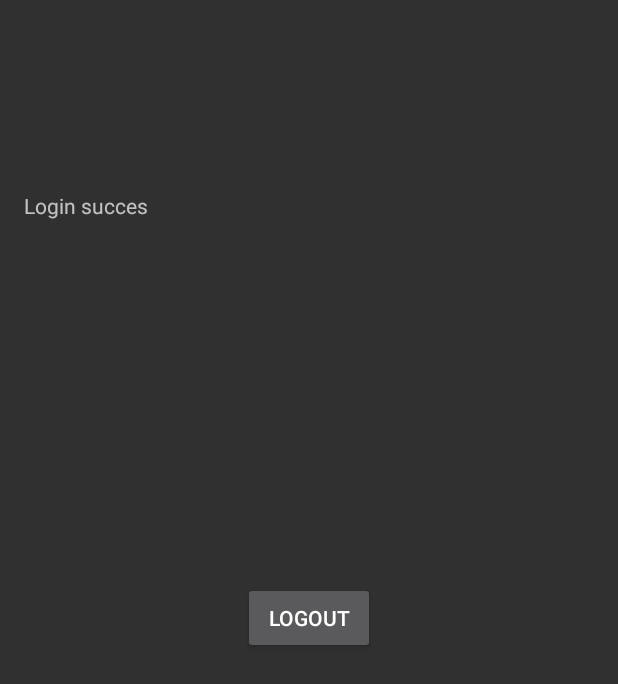
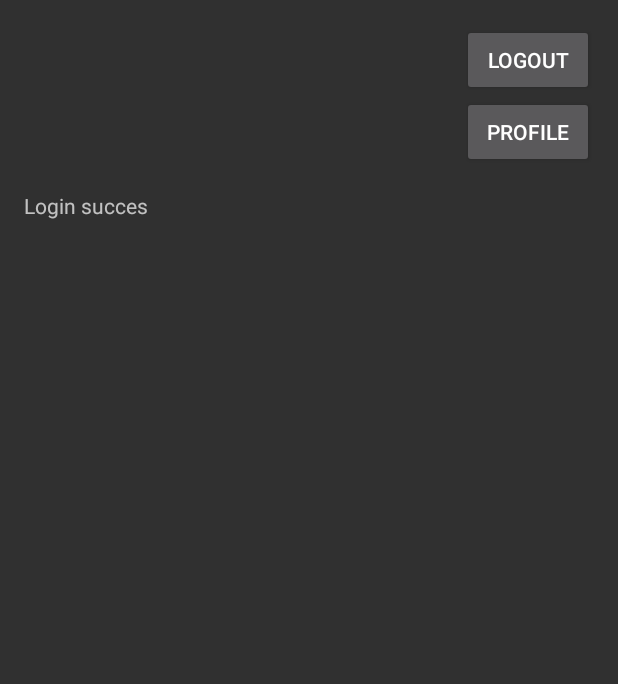
Before and after one commit to Miyagee/LiveNow, an Android app: the MainActivity screen opened directly, with no data from a screen before it, on a phone screen of 412 x 824 dp. Shown: the top 684 px of the screen. Run offline under Robolectric (Android 15) with nearby library versions, the phone set to English and light mode, and no system bars; libraries missing offline, so code that uses them is left out: com.firebase.client; 5 statements that could not run were skipped.

Commit message:
Remov login screen from back stack and have test data on main activity page loading

```diff
--- a/app/src/main/AndroidManifest.xml
+++ b/app/src/main/AndroidManifest.xml
@@ -12,7 +12,8 @@
         android:theme="@style/AppTheme">
         <activity android:name=".RegisterLogin"
             android:configChanges="orientation"
-            android:screenOrientation="portrait">
+            android:screenOrientation="portrait"
+            android:noHistory="true">
             <intent-filter>
                 <action android:name="android.intent.action.MAIN" />
 
--- a/app/src/main/java/com/now/live/livenow/LoginFragment.java
+++ b/app/src/main/java/com/now/live/livenow/LoginFragment.java
@@ -68,7 +68,7 @@ public class LoginFragment extends Fragment {
                              Bundle savedInstanceState) {
 
 
-        View view =getActivity().getLayoutInflater().inflate(R.layout.fragment_login,null);
+        View view = getActivity().getLayoutInflater().inflate(R.layout.fragment_login,null);
 
 
         loginEmailField = (EditText) view.findViewById(R.id.login_email);
--- a/app/src/main/java/com/now/live/livenow/MainActivity.java
+++ b/app/src/main/java/com/now/live/livenow/MainActivity.java
@@ -1,15 +1,12 @@
 package com.now.live.livenow;
 
 import android.content.Intent;
-import android.nfc.Tag;
+import android.net.Uri;
 import android.os.Bundle;
-import android.support.design.widget.FloatingActionButton;
-import android.support.design.widget.Snackbar;
 import android.support.v7.app.AppCompatActivity;
-import android.support.v7.widget.Toolbar;
 import android.util.Log;
 import android.view.View;
-import android.widget.EditText;
+import android.widget.RelativeLayout;
 import android.widget.TextView;
 
 import com.firebase.client.DataSnapshot;
@@ -17,15 +14,30 @@ import com.firebase.client.Firebase;
 import com.firebase.client.FirebaseError;
 import com.firebase.client.ValueEventListener;
 
-public class MainActivity extends AppCompatActivity {
+import java.util.Date;
+
+public class MainActivity extends AppCompatActivity implements ProfileFragment.OnFragmentInteractionListener{
 
     private static final String TAG = "Now";
 
     Firebase ref;
     Firebase userRef;
     private TextView testText;
+
+    //User info fields
     //private String userUid;
-    private String userNameString;
+    private String nameUser;
+    private String pictureUser;
+    private String genderUser;
+    private String descriptionUser;
+    private Date birthDateUser;
+    private int distanceUser;
+
+    //Layout
+    private RelativeLayout mainPage;
+
+    //Fragment
+    private ProfileFragment profileFragment;
 
     @Override
     protected void onCreate(Bundle savedInstanceState) {
@@ -40,19 +52,42 @@ public class MainActivity extends AppCompatActivity {
 
         testText = (TextView) findViewById(R.id.test_db_get_data);
 
-        getName();
+        mainPage = (RelativeLayout) findViewById(R.id.mainPage);
+
+        getUserData();
+
+
+        //Checks for fragment alive
+        if (findViewById(R.id.fragment_container_main) != null) {
+
+            // However, if we're being restored from a previous state,
+            // then we don't need to do anything and should return or else
+            // we could end up with overlapping fragments.
+            if (savedInstanceState != null) {
+                return;
+            }
+        }
 
     }
 
-    public void getName(){
+    public void getUserData(){
 
         userRef.addValueEventListener(new ValueEventListener() {
             @Override
             public void onDataChange(DataSnapshot snapshot) {
-                User user =  snapshot.getValue(User.class);
-                userNameString = user.getName();
+                User user = snapshot.getValue(User.class);
+                nameUser = user.getName();
+                pictureUser = user.getPicture();
+                genderUser = user.getGender();
+                descriptionUser = user.getDescription();
+                birthDateUser = user.getBirthDate();
+                distanceUser = user.getDiscoverRange();
+
+
+                //Test
                 setTestText();
             }
+
             @Override
             public void onCancelled(FirebaseError firebaseError) {
                 System.out.println("The read failed: " + firebaseError.getMessage());
@@ -61,8 +96,9 @@ public class MainActivity extends AppCompatActivity {
 
     }
 
+    //test function
     public void setTestText(){
-        testText.setText(userNameString);
+        testText.setText(nameUser + "\n" + pictureUser + "\n" + genderUser + "\n" + descriptionUser + "\n" + birthDateUser + "\n" + distanceUser);
     }
 
     //Log out button
@@ -73,5 +109,39 @@ public class MainActivity extends AppCompatActivity {
     }
 
 
+    @Override
+    public void onFragmentInteraction(Uri uri) {
+
+    }
+
+    public void profileTest(View view){
+        // Check that the activity is using the layout version with
+        // the fragment_container FrameLayout
+        if (findViewById(R.id.fragment_container_main) != null) {
+            hideMain();
+            // Create a new Fragment to be placed in the activity layout
+            profileFragment = new ProfileFragment();
+
+            // In case this activity was started with special instructions from an
+            // Intent, pass the Intent's extras to the fragment as arguments
+            profileFragment.setArguments(getIntent().getExtras());
+
+
+            // Add the fragment to the 'fragment_container' FrameLayout
+            getSupportFragmentManager().beginTransaction()
+                    .add(R.id.fragment_container_main, profileFragment).commit();
+
+
+        }
+    }
+
+    public void hideMain(){
+        mainPage.setVisibility(View.INVISIBLE);
+    }
+
+    public void showMain(){
+        mainPage.setVisibility(View.VISIBLE);
+    }
+
 
 }
--- a/app/src/main/res/layout/activity_main.xml
+++ b/app/src/main/res/layout/activity_main.xml
@@ -10,6 +10,23 @@
     android:paddingTop="@dimen/activity_vertical_margin"
     app:layout_behavior="@string/appbar_scrolling_view_behavior"
     tools:context="com.now.live.livenow.MainActivity">
+
+    <LinearLayout
+        android:layout_width="match_parent"
+        android:layout_height="wrap_content">
+
+        <FrameLayout
+            android:id="@+id/fragment_container_main"
+            android:layout_width="0dp"
+            android:layout_height="match_parent"
+            android:layout_weight="1"/>
+    </LinearLayout>
+
+   <RelativeLayout
+       android:layout_width="match_parent"
+       android:layout_height="match_parent"
+       android:id="@+id/mainPage"
+       >
 
        <TextView
            android:layout_width="wrap_content"
@@ -37,6 +54,18 @@
            android:text="@string/logout_button"
            android:id="@+id/unA"
            android:onClick="logOut"
-        android:layout_centerVertical="true"
-        android:layout_centerHorizontal="true" />
+           android:layout_alignParentTop="true"
+           android:layout_alignParentEnd="true" />
+
+       <Button
+           android:layout_width="wrap_content"
+           android:layout_height="wrap_content"
+           android:text="Profile"
+           android:id="@+id/button_profile_temp"
+           android:layout_below="@+id/unA"
+           android:layout_alignParentEnd="true"
+           android:onClick="profileTest"/>
+
    </RelativeLayout>
+
+</RelativeLayout>
--- a/app/src/main/res/layout/activity_register_login.xml
+++ b/app/src/main/res/layout/activity_register_login.xml
@@ -14,7 +14,7 @@
         android:layout_height="wrap_content">
 
         <FrameLayout
-            android:id="@+id/fragment_container"
+            android:id="@+id/fragment_container_register_login"
             android:layout_width="0dp"
             android:layout_height="match_parent"
             android:layout_weight="1"/>
--- a/app/src/main/res/values/strings.xml
+++ b/app/src/main/res/values/strings.xml
@@ -13,6 +13,7 @@
     <string name="button_sign_up">Sign up</string>
     <string name="logo_description">Logo</string>
     <string name="logout_button">Logout</string>
+    <string name="edit_profile">Edit Profile</string>
 
 
 
```
Also changed, not shown: app/src/main/java/com/now/live/livenow/DownloadImageTask.java (added, +33 -0 lines), app/src/main/java/com/now/live/livenow/ProfileFragment.java (+72 -0 lines), app/src/main/java/com/now/live/livenow/RegisterLogin.java (+5 -4 lines), app/src/main/java/com/now/live/livenow/User.java (+31 -0 lines), app/src/main/res/layout/fragment_profile.xml (+38 -11 lines). Lines whose indentation alone changed are shown as unchanged.
